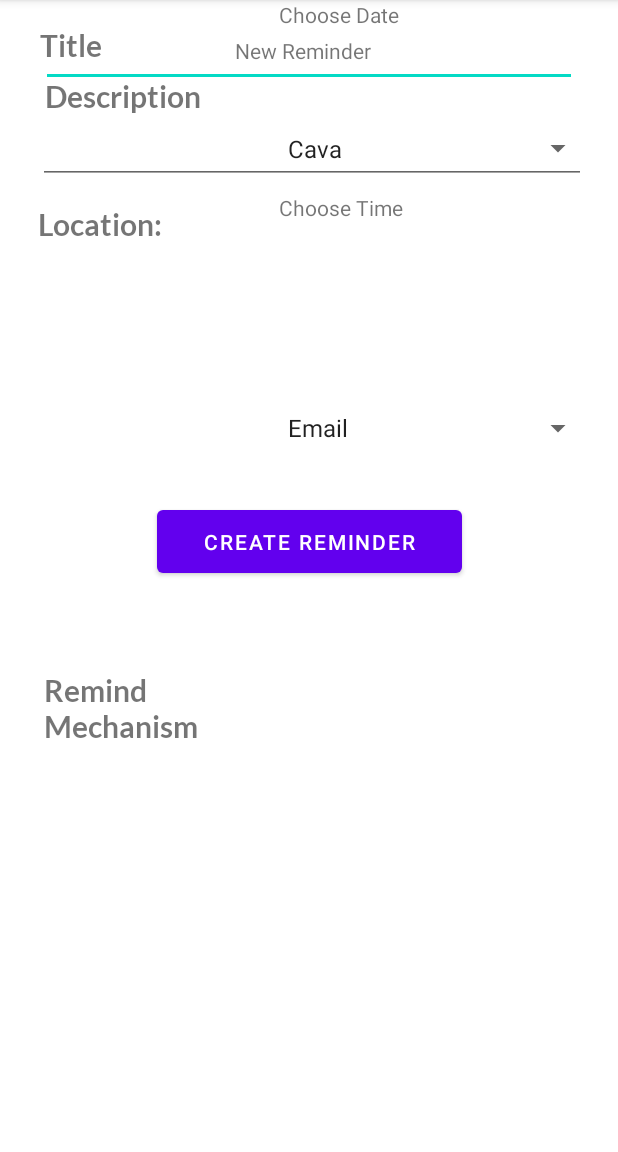
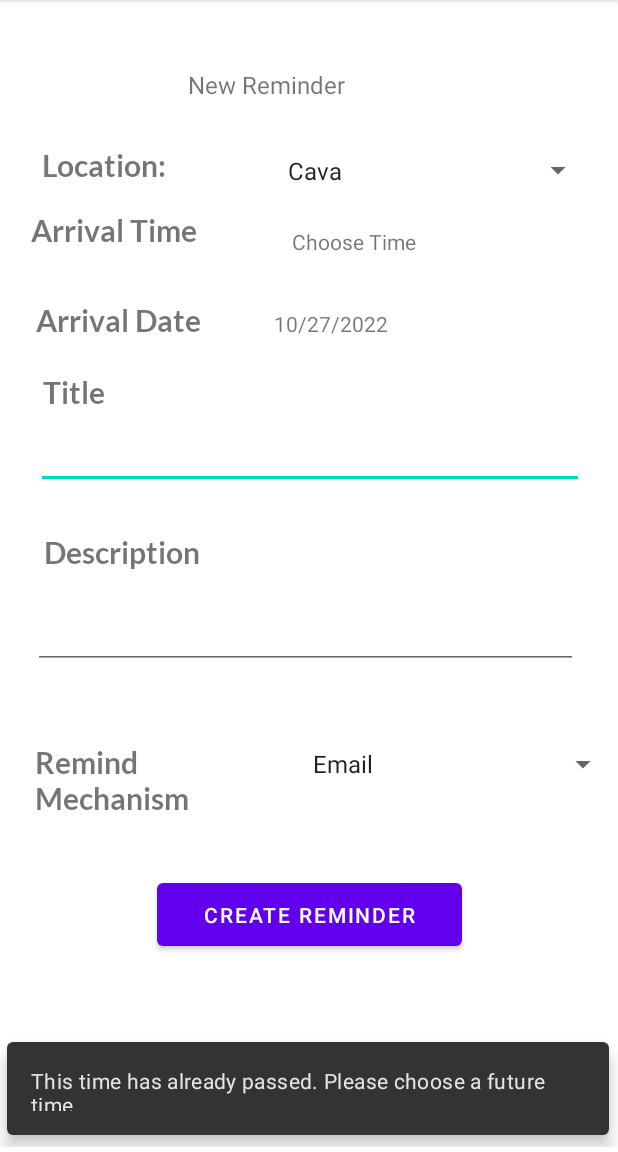
Before and after one commit to mehulkri/VillagePlanner, an Android app: the CreateReminder screen opened directly, with no data from a screen before it, after a tap on "CREATE REMINDER", on a phone screen of 412 x 824 dp, the part 84-1236 px from its top. Run offline under Robolectric (Android 15) with nearby library versions, the phone set to English and light mode, and no system bars; our stand-ins replace Firebase (no records; nobody signed in at launch, a user with empty details on screens opened directly); 3 other taps on this screen came first.

Commit message:
Added ability to add reminders.

```diff
--- a/app/src/main/java/com/example/villageplanner/CreateReminder.java
+++ b/app/src/main/java/com/example/villageplanner/ReminderLogic/CreateReminder.java
@@ -1,8 +1,10 @@
-package com.example.villageplanner;
+package com.example.villageplanner.ReminderLogic;
+
+import static com.example.villageplanner.ReminderLogic.ReminderFieldVerification.validateDate;
 
 import androidx.appcompat.app.AppCompatActivity;
+import androidx.coordinatorlayout.widget.CoordinatorLayout;
 
-import android.app.AlertDialog;
 import android.app.DatePickerDialog;
 import android.app.TimePickerDialog;
 import android.content.Intent;
@@ -15,11 +17,18 @@ import android.widget.EditText;
 import android.widget.Spinner;
 import android.widget.TextView;
 import android.widget.TimePicker;
+import android.widget.Toast;
 
-import com.example.villageplanner.ReminderMainPage.ReminderPage;
+import com.example.villageplanner.R;
+import com.google.android.gms.tasks.Task;
+import com.google.android.material.snackbar.Snackbar;
+import com.google.firebase.database.DatabaseReference;
+import com.google.firebase.database.FirebaseDatabase;
 
+import java.time.LocalDate;
 import java.time.LocalDateTime;
 import java.util.Locale;
+import java.util.UUID;
 
 public class CreateReminder extends AppCompatActivity {
     Spinner locations;
@@ -30,6 +39,7 @@ public class CreateReminder extends AppCompatActivity {
     EditText title;
     int hour, minute, year, month, day;
     Button submit;
+    CoordinatorLayout snackLayout;
     @Override
     protected void onCreate(Bundle savedInstanceState) {
         super.onCreate(savedInstanceState);
@@ -65,6 +75,11 @@ public class CreateReminder extends AppCompatActivity {
         });
 
         arrivalDate = (TextView) findViewById(R.id.dateArrive);
+        month = LocalDate.now().getMonthValue();
+        day = LocalDate.now().getDayOfMonth();
+        year = LocalDate.now().getYear();
+        arrivalDate.setText(String.format(Locale.getDefault(),
+                "%02d/%02d/%04d", month, day, year));
         arrivalDate.setOnClickListener(new View.OnClickListener() {
             @Override
             public void onClick(View view) {
@@ -77,13 +92,18 @@ public class CreateReminder extends AppCompatActivity {
         submit.setOnClickListener(new View.OnClickListener() {
             @Override
             public void onClick(View v) {
-                createNewReminder();
+                if(verifyData()) {
+                    createNewReminder();
+                }
             }
         });
 
         // Edit Test
         description = (EditText) findViewById(R.id.remindTitleText);
         title = (EditText) findViewById(R.id.descriptionText);
+
+        // Setup CoordinateLayout
+        snackLayout = (CoordinatorLayout) findViewById(R.id.snacking);
     }
 
     public void popTimePicker(View view) {
@@ -107,7 +127,7 @@ public class CreateReminder extends AppCompatActivity {
             @Override
             public void onDateSet(DatePicker view, int sYear, int sMonth, int sDay) {
                 year = sYear;
-                month = sMonth;
+                month = sMonth+1;
                 day = sDay;
                 arrivalDate.setText(String.format(Locale.getDefault(), "%02d/%02d/%04d", month, day, year));
             }
@@ -121,8 +141,50 @@ public class CreateReminder extends AppCompatActivity {
 
     private void createNewReminder() {
         // Store this reminder in a database
-
-        String location = locations.getSelectedItem().toString();
+        FirebaseDatabase database = FirebaseDatabase.getInstance();
+        DatabaseReference reference =  database.getReference("Reminders");
+        Reminder notify = createReminder();
+        DatabaseReference userRef = reference.child(Integer.toString(notify.getUserId())).child(notify.getReminderId());
+        Task<Void> result = userRef.setValue(notify);
+        if(!result.isSuccessful()) {
+            Toast toast = Toast.makeText(getApplicationContext(), "Firebase Error: Could not add Reminder", Toast.LENGTH_LONG);
+            toast.show();
+        } else {
+//            Intent in = new Intent(CreateReminder.this, ReminderViewer.class);
+//            in.putExtra("Reminder", in);
+        }
+        Intent in = new Intent(CreateReminder.this, ReminderViewer.class);
+        in.putExtra("Reminder", in);
 
     }
+
+    private boolean verifyData() {
+        String dateError = validateDate(year, month, day, hour, minute);
+        if(!dateError.isEmpty()) {
+            printError(dateError);
+            return false;
+        }
+        String titular = title.getText().toString();
+        if(title.getText().toString().isEmpty()) {
+            printError("Need to fill in a title for your reminder");
+            return false;
+        }
+        return true;
+    }
+
+    private Reminder createReminder() {
+        String location = locations.getSelectedItem().toString();
+        LocalDateTime time = LocalDateTime.of(year, month, day, hour, minute);
+        String des = description.getText().toString();
+        String titular = title.getText().toString();
+        int userId = 4;
+        UUID reminderId = UUID.randomUUID();
+        Reminder remind = new Reminder(location, titular, time, des, reminderId.toString());
+        return remind;
+    }
+
+    private void printError(String text) {
+        Snackbar snack = Snackbar.make(snackLayout, text, Snackbar.LENGTH_LONG);
+        snack.show();
+    }
 }
--- a/app/src/main/java/com/example/villageplanner/ReminderMainPage/ReminderAdapter.java
+++ b/app/src/main/java/com/example/villageplanner/ReminderLogic/ReminderAdapter.java
@@ -1,4 +1,4 @@
-package com.example.villageplanner.ReminderMainPage;
+package com.example.villageplanner.ReminderLogic;
 
 import android.view.LayoutInflater;
 import android.view.View;
@@ -61,7 +61,7 @@ public class ReminderAdapter extends RecyclerView.Adapter<RecyclerView.ViewHolde
         RemindViewHolder vh = (RemindViewHolder) holder;
         vh.titleView.setText(item.getTitle());
         vh.location.setText(item.getLocation());
-        vh.time.setText(item.getRemindTime());
+        vh.time.setText(item.getTargetTime());
         vh.data = item;
     }
 }
--- /dev/null
+++ b/app/src/main/java/com/example/villageplanner/ReminderLogic/ReminderFieldVerification.java
@@ -0,0 +1,42 @@
+package com.example.villageplanner.ReminderLogic;
+
+import java.time.LocalDate;
+import java.time.LocalTime;
+
+
+public class ReminderFieldVerification {
+
+    private ReminderFieldVerification() { }
+
+    public static String validateDate(int year, int month, int day, int hour, int minute) {
+        String error = "";
+        int currYear = LocalDate.now().getYear();
+        int currMonth = LocalDate.now().getMonthValue();
+        int currDay = LocalDate.now().getDayOfMonth();
+        int currHour = LocalTime.now().getHour();
+        int currMin = LocalTime.now().getMinute();
+        if(month < 1 || month > 12) {
+            error += "Please choose a valid month. \n";
+        }
+        if(year < currYear) {
+            error += "Invalid year. Please choose this year or a later year. \n";
+        } else if(year == currYear) {
+            if(month < currMonth) {
+                error += "This month has already passed. Please choose this current month, or a month in the future \n";
+            } else if(month == currMonth) {
+                if(day < currDay) {
+                    error += "This date has already passed. Please choose today or a future date \n";
+                } else if(day == currDay) {
+                    if(hour < currHour) {
+                        error += "This time has already passed. Please choose a future time \n";
+                    } else if(hour == currHour) {
+                        if(minute < currMin) {
+                            error += "This time has already passed. Please choose a future time \n";
+                        }
+                    }
+                }
+            }
+        }
+        return error;
+    }
+}
--- a/app/src/main/java/com/example/villageplanner/ReminderMainPage/ReminderPage.java
+++ b/app/src/main/java/com/example/villageplanner/ReminderLogic/ReminderPage.java
@@ -1,4 +1,4 @@
-package com.example.villageplanner.ReminderMainPage;
+package com.example.villageplanner.ReminderLogic;
 
 import androidx.appcompat.app.AppCompatActivity;
 import androidx.recyclerview.widget.LinearLayoutManager;
@@ -10,9 +10,7 @@ import android.os.Bundle;
 import android.view.View;
 
 
-import com.example.villageplanner.CreateReminder;
 import com.example.villageplanner.R;
-import com.example.villageplanner.createAccount.CreateAccount;
 import com.google.android.material.floatingactionbutton.FloatingActionButton;
 import com.google.android.material.snackbar.Snackbar;
 
@@ -95,6 +93,7 @@ public class ReminderPage extends AppCompatActivity {
         for(int i=0; i < 10; i++) {
             this.reminders.add(new Reminder("Cava", "Eat at Cava", LocalDateTime.now()));
         }
+
     }
 
 
--- a/app/src/main/java/com/example/villageplanner/createAccount/CreateAccount.java
+++ b/app/src/main/java/com/example/villageplanner/createAccount/CreateAccount.java
@@ -14,9 +14,8 @@ import android.view.View;
 import android.widget.Button;
 import android.widget.TextView;
 
-import com.example.villageplanner.ImagePicker;
 import com.example.villageplanner.R;
-import com.example.villageplanner.ReminderMainPage.ReminderPage;
+import com.example.villageplanner.ReminderLogic.ReminderPage;
 import com.example.villageplanner.ui.login.LoginActivity;
 import com.google.android.gms.tasks.Task;
 import com.google.android.material.snackbar.Snackbar;
--- a/app/src/main/res/layout/activity_create_reminder.xml
+++ b/app/src/main/res/layout/activity_create_reminder.xml
@@ -4,99 +4,111 @@
     xmlns:tools="http://schemas.android.com/tools"
     android:layout_width="match_parent"
     android:layout_height="match_parent"
-    tools:context=".CreateReminder">
+    tools:context=".ReminderLogic.CreateReminder">
 
     <EditText
         android:id="@+id/remindTitleText"
         android:layout_width="365dp"
         android:layout_height="45dp"
-        android:layout_marginTop="40dp"
+        android:layout_marginTop="3dp"
+        android:layout_marginBottom="20dp"
         android:ems="10"
         android:gravity="start|top"
         android:inputType="textMultiLine"
+        app:layout_constraintBottom_toTopOf="@+id/reminderDescription"
         app:layout_constraintEnd_toEndOf="parent"
-        app:layout_constraintHorizontal_bias="0.541"
+        app:layout_constraintHorizontal_bias="0.521"
         app:layout_constraintStart_toStartOf="parent"
-        app:layout_constraintTop_toBottomOf="@+id/dateArrive" />
+        app:layout_constraintTop_toBottomOf="@+id/titleRemind" />
 
     <TextView
         android:id="@+id/titleRemind"
         android:layout_width="132dp"
         android:layout_height="28dp"
-        android:layout_marginTop="16dp"
         android:text="Title"
         android:textSize="20dp"
         app:fontFamily="@font/lato_bold"
         app:layout_constraintBottom_toTopOf="@+id/remindTitleText"
         app:layout_constraintEnd_toEndOf="parent"
-        app:layout_constraintHorizontal_bias="0.096"
+        app:layout_constraintHorizontal_bias="0.103"
         app:layout_constraintStart_toStartOf="parent"
-        app:layout_constraintTop_toBottomOf="@+id/arrivalDateTitle"
-        app:layout_constraintVertical_bias="0.594" />
+        app:layout_constraintTop_toBottomOf="@+id/arrivalDateTitle" />
 
     <TextView
         android:id="@+id/dateArrive"
         android:layout_width="213dp"
         android:layout_height="37dp"
+        android:layout_marginTop="6dp"
         android:layout_marginEnd="16dp"
+        android:layout_marginBottom="32dp"
         android:text=" Choose Date"
+        app:layout_constraintBottom_toTopOf="@+id/remindTitleText"
         app:layout_constraintEnd_toEndOf="parent"
         app:layout_constraintHorizontal_bias="1.0"
         app:layout_constraintStart_toEndOf="@+id/arrivalDateTitle"
-        tools:layout_editor_absoluteY="171dp" />
+        app:layout_constraintTop_toBottomOf="@+id/arrive" />
 
     <TextView
         android:id="@+id/arrivalDateTitle"
         android:layout_width="132dp"
         android:layout_height="28dp"
         android:layout_marginStart="24dp"
-        android:layout_marginBottom="96dp"
+        android:layout_marginTop="32dp"
+        android:layout_marginBottom="20dp"
         android:text="Arrival Date"
         android:textSize="20dp"
         app:fontFamily="@font/lato_bold"
-        app:layout_constraintBottom_toTopOf="@+id/reminderDescription"
+        app:layout_constraintBottom_toTopOf="@+id/titleRemind"
         app:layout_constraintEnd_toStartOf="@+id/arrive"
         app:layout_constraintHorizontal_bias="0.0"
-        app:layout_constraintStart_toStartOf="parent" />
+        app:layout_constraintStart_toStartOf="parent"
+        app:layout_constraintTop_toBottomOf="@+id/arrivalTimeTitle" />
 
     <Spinner
         android:id="@+id/chooseRemindMechanism"
         android:layout_width="212dp"
         android:layout_height="41dp"
-        android:layout_marginTop="20dp"
-        android:layout_marginBottom="276dp"
-        app:layout_constraintBottom_toBottomOf="parent"
+        android:layout_marginStart="32dp"
+        android:layout_marginTop="12dp"
+        android:layout_marginEnd="4dp"
+        android:layout_marginBottom="32dp"
+        app:layout_constraintBottom_toTopOf="@+id/submitReminder"
         app:layout_constraintEnd_toEndOf="parent"
-        app:layout_constraintHorizontal_bias="0.919"
-        app:layout_constraintStart_toStartOf="parent"
+        app:layout_constraintHorizontal_bias="0.0"
+        app:layout_constraintStart_toEndOf="@+id/remindMech"
         app:layout_constraintTop_toBottomOf="@+id/descriptionText" />
 
     <TextView
         android:id="@+id/remindMech"
         android:layout_width="135dp"
         android:layout_height="48dp"
-        android:layout_marginBottom="272dp"
+        android:layout_marginStart="28dp"
+        android:layout_marginTop="70dp"
+        android:layout_marginEnd="10dp"
+        android:layout_marginBottom="240dp"
         android:text="Remind Mechanism"
         android:textSize="20dp"
         app:fontFamily="@font/lato_bold"
         app:layout_constraintBottom_toBottomOf="parent"
         app:layout_constraintEnd_toStartOf="@+id/chooseRemindMechanism"
-        app:layout_constraintHorizontal_bias="0.604"
-        app:layout_constraintStart_toStartOf="parent" />
+        app:layout_constraintStart_toStartOf="parent"
+        app:layout_constraintTop_toBottomOf="@+id/descriptionText"
+        app:layout_constraintVertical_bias="0.558" />
 
     <TextView
         android:id="@+id/reminderDescription"
         android:layout_width="132dp"
         android:layout_height="28dp"
         android:layout_marginStart="29dp"
-        android:layout_marginTop="12dp"
+        android:layout_marginTop="10dp"
         android:layout_marginEnd="250dp"
-        android:layout_marginBottom="3dp"
+        android:layout_marginBottom="4dp"
         android:text="Description"
         android:textSize="20dp"
         app:fontFamily="@font/lato_bold"
         app:layout_constraintBottom_toTopOf="@+id/descriptionText"
         app:layout_constraintEnd_toEndOf="parent"
+        app:layout_constraintHorizontal_bias="0.0"
         app:layout_constraintStart_toStartOf="parent"
         app:layout_constraintTop_toBottomOf="@+id/remindTitleText" />
 
@@ -104,37 +116,43 @@
         android:id="@+id/arrivalTimeTitle"
         android:layout_width="132dp"
         android:layout_height="28dp"
-        android:layout_marginStart="24dp"
-        android:layout_marginBottom="188dp"
+        android:layout_marginStart="29dp"
+        android:layout_marginEnd="17dp"
         android:text="Arrival Time"
         android:textSize="20dp"
         app:fontFamily="@font/lato_bold"
-        app:layout_constraintBottom_toTopOf="@+id/reminderDescription"
+        app:layout_constraintBottom_toTopOf="@+id/arrivalDateTitle"
         app:layout_constraintEnd_toStartOf="@+id/arrive"
-        app:layout_constraintHorizontal_bias="0.115"
-        app:layout_constraintStart_toStartOf="parent" />
+        app:layout_constraintHorizontal_bias="0.0"
+        app:layout_constraintStart_toStartOf="parent"
+        app:layout_constraintTop_toBottomOf="@+id/LocationTitle" />
 
     <TextView
         android:id="@+id/reminderTitle"
-        android:layout_width="98dp"
-        android:layout_height="33dp"
-        android:layout_marginTop="24dp"
+        android:layout_width="161dp"
+        android:layout_height="21dp"
+        android:layout_marginTop="45dp"
         android:text="New Reminder"
+        android:textSize="16dp"
+        app:layout_constraintBottom_toTopOf="@+id/LocationTitle"
         app:layout_constraintEnd_toEndOf="parent"
-        app:layout_constraintHorizontal_bias="0.498"
         app:layout_constraintStart_toStartOf="parent"
-        app:layout_constraintTop_toTopOf="parent" />
+        app:layout_constraintTop_toTopOf="parent"
+        app:layout_constraintVertical_bias="0.0" />
 
     <TextView
         android:id="@+id/LocationTitle"
         android:layout_width="132dp"
         android:layout_height="28dp"
-        android:layout_marginTop="80dp"
+        android:layout_marginStart="27dp"
+        android:layout_marginTop="31dp"
+        android:layout_marginEnd="23dp"
+        android:layout_marginBottom="15dp"
         android:text="Location: "
         android:textSize="20dp"
         app:fontFamily="@font/lato_bold"
+        app:layout_constraintBottom_toTopOf="@+id/arrivalTimeTitle"
         app:layout_constraintEnd_toStartOf="@+id/loc_spin"
-        app:layout_constraintHorizontal_bias="0.49"
         app:layout_constraintStart_toStartOf="parent"
         app:layout_constraintTop_toBottomOf="@+id/reminderTitle" />
 
@@ -142,42 +160,68 @@
         android:id="@+id/loc_spin"
         android:layout_width="212dp"
         android:layout_height="35dp"
+        android:layout_marginStart="22dp"
         android:layout_marginTop="24dp"
         android:layout_marginEnd="16dp"
+        android:layout_marginBottom="12dp"
+        app:layout_constraintBottom_toTopOf="@+id/arrive"
         app:layout_constraintEnd_toEndOf="parent"
+        app:layout_constraintHorizontal_bias="1.0"
+        app:layout_constraintStart_toEndOf="@+id/arrivalTimeTitle"
         app:layout_constraintTop_toBottomOf="@+id/reminderTitle" />
 
     <TextView
         android:id="@+id/arrive"
         android:layout_width="213dp"
         android:layout_height="37dp"
-        android:layout_marginTop="12dp"
+        android:layout_marginStart="21dp"
+        android:layout_marginTop="2dp"
         android:layout_marginEnd="16dp"
+        android:layout_marginBottom="6dp"
         android:text=" Choose Time"
+        app:layout_constraintBottom_toTopOf="@+id/dateArrive"
         app:layout_constraintEnd_toEndOf="parent"
+        app:layout_constraintStart_toEndOf="@+id/arrivalTimeTitle"
         app:layout_constraintTop_toBottomOf="@+id/loc_spin" />
 
     <EditText
         android:id="@+id/descriptionText"
-        android:layout_width="357dp"
-        android:layout_height="58dp"
+        android:layout_width="363dp"
+        android:layout_height="54dp"
+        android:layout_marginTop="4dp"
+        android:layout_marginBottom="20dp"
         android:ems="10"
         android:gravity="start|top"
         android:inputType="textMultiLine"
+        app:layout_constraintBottom_toTopOf="@+id/chooseRemindMechanism"
         app:layout_constraintEnd_toEndOf="parent"
+        app:layout_constraintHorizontal_bias="0.452"
         app:layout_constraintStart_toStartOf="parent"
-        tools:layout_editor_absoluteY="336dp" />
+        app:layout_constraintTop_toBottomOf="@+id/reminderDescription" />
+
+    <androidx.coordinatorlayout.widget.CoordinatorLayout
+        android:id="@+id/snacking"
+        android:layout_width="417dp"
+        android:layout_height="78dp"
+        app:layout_constraintBottom_toBottomOf="parent"
+        app:layout_constraintEnd_toEndOf="parent"
+        app:layout_constraintHorizontal_bias="0.833"
+        app:layout_constraintStart_toStartOf="parent"
+        app:layout_constraintTop_toTopOf="parent"
+        app:layout_constraintVertical_bias="0.995">
+
+    </androidx.coordinatorlayout.widget.CoordinatorLayout>
 
     <Button
         android:id="@+id/submitReminder"
         android:layout_width="203dp"
         android:layout_height="54dp"
-        android:layout_marginTop="28dp"
+        android:layout_marginTop="10dp"
+        android:layout_marginBottom="39dp"
         android:text="Create Reminder"
-        app:layout_constraintBottom_toBottomOf="parent"
+        app:layout_constraintBottom_toTopOf="@+id/snacking"
         app:layout_constraintEnd_toEndOf="parent"
         app:layout_constraintStart_toStartOf="parent"
-        app:layout_constraintTop_toBottomOf="@+id/chooseRemindMechanism"
-        app:layout_constraintVertical_bias="0.0" />
+        app:layout_constraintTop_toBottomOf="@+id/chooseRemindMechanism" />
 
 </androidx.constraintlayout.widget.ConstraintLayout>
--- a/app/src/main/res/layout/activity_reminder_page.xml
+++ b/app/src/main/res/layout/activity_reminder_page.xml
@@ -4,7 +4,7 @@
     xmlns:tools="http://schemas.android.com/tools"
     android:layout_width="match_parent"
     android:layout_height="match_parent"
-    tools:context=".ReminderMainPage.ReminderPage">
+    tools:context=".ReminderLogic.ReminderPage">
 
 
     <androidx.constraintlayout.widget.ConstraintLayout
```
Also changed, not shown: app/src/main/AndroidManifest.xml (+5 -2 lines), app/src/main/java/com/example/villageplanner/ReminderLogic/Reminder.java (renamed from app/src/main/java/com/example/villageplanner/ReminderMainPage/Reminder.java, +32 -10 lines), app/src/main/java/com/example/villageplanner/ReminderLogic/ReminderViewer.java (added, +73 -0 lines), app/src/main/res/layout/activity_reminder_viewer.xml (added, +122 -0 lines).
